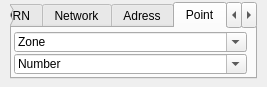
Qt form search/ui/search_plus_dialog_base.ui (Giswater/giswater_qgis_plugin) before a commit.
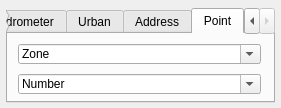
The same form after that commit. The open tabs and pages were chosen to show the change. Custom widgets are drawn as their Qt base class.

Commit message: Modify form of searh plus (adapting requirements URN search)

Patch:
```diff
--- a/search/ui/search_plus_dialog_base.ui
+++ b/search/ui/search_plus_dialog_base.ui
@@ -6,8 +6,8 @@
    <rect>
     <x>0</x>
     <y>0</y>
-    <width>267</width>
-    <height>87</height>
+    <width>281</width>
+    <height>108</height>
    </rect>
   </property>
   <property name="windowTitle">
@@ -16,10 +16,10 @@
   <widget class="QTabWidget" name="tab_main">
    <property name="geometry">
     <rect>
-     <x>10</x>
-     <y>2</y>
-     <width>247</width>
-     <height>77</height>
+     <x>6</x>
+     <y>8</y>
+     <width>269</width>
+     <height>95</height>
     </rect>
    </property>
    <property name="currentIndex">
@@ -47,12 +47,7 @@
       </property>
      </item>
     </widget>
-   </widget>
-   <widget class="QWidget" name="tab_5">
-    <attribute name="title">
-     <string>Network</string>
-    </attribute>
-    <widget class="SearchableComboBox" name="ppoint_field_zone_2">
+    <widget class="SearchableComboBox" name="ppoint_field_zone_5">
      <property name="geometry">
       <rect>
        <x>2</x>
@@ -89,9 +84,9 @@
      </item>
     </widget>
    </widget>
-   <widget class="QWidget" name="tab_3">
+   <widget class="QWidget" name="tab_4">
     <attribute name="title">
-     <string>Adress</string>
+     <string>Hydrometer</string>
     </attribute>
     <widget class="SearchableComboBox" name="adress_street">
      <property name="geometry">
@@ -125,48 +120,7 @@
      </property>
      <item>
       <property name="text">
-       <string>Number</string>
-      </property>
-     </item>
-    </widget>
-   </widget>
-   <widget class="QWidget" name="tab">
-    <attribute name="title">
-     <string>Point</string>
-    </attribute>
-    <widget class="SearchableComboBox" name="ppoint_field_zone">
-     <property name="geometry">
-      <rect>
-       <x>2</x>
-       <y>4</y>
-       <width>233</width>
-       <height>20</height>
-      </rect>
-     </property>
-     <property name="editable">
-      <bool>true</bool>
-     </property>
-     <item>
-      <property name="text">
-       <string>Zone</string>
-      </property>
-     </item>
-    </widget>
-    <widget class="SearchableComboBox" name="ppoint_number">
-     <property name="geometry">
-      <rect>
-       <x>2</x>
-       <y>26</y>
-       <width>233</width>
-       <height>20</height>
-      </rect>
-     </property>
-     <property name="editable">
-      <bool>true</bool>
-     </property>
-     <item>
-      <property name="text">
-       <string>Number</string>
+       <string>Connec</string>
       </property>
      </item>
     </widget>
@@ -230,9 +184,9 @@
      </item>
     </widget>
    </widget>
-   <widget class="QWidget" name="tab_4">
+   <widget class="QWidget" name="tab_3">
     <attribute name="title">
-     <string>Connec</string>
+     <string>Address</string>
     </attribute>
     <widget class="SearchableComboBox" name="hydrometer_code">
      <property name="geometry">
@@ -266,7 +220,48 @@
      </property>
      <item>
       <property name="text">
-       <string>Connec</string>
+       <string>Number</string>
+      </property>
+     </item>
+    </widget>
+   </widget>
+   <widget class="QWidget" name="tab">
+    <attribute name="title">
+     <string>Point</string>
+    </attribute>
+    <widget class="SearchableComboBox" name="ppoint_field_zone">
+     <property name="geometry">
+      <rect>
+       <x>10</x>
+       <y>10</y>
+       <width>243</width>
+       <height>20</height>
+      </rect>
+     </property>
+     <property name="editable">
+      <bool>true</bool>
+     </property>
+     <item>
+      <property name="text">
+       <string>Zone</string>
+      </property>
+     </item>
+    </widget>
+    <widget class="SearchableComboBox" name="ppoint_number">
+     <property name="geometry">
+      <rect>
+       <x>10</x>
+       <y>40</y>
+       <width>243</width>
+       <height>20</height>
+      </rect>
+     </property>
+     <property name="editable">
+      <bool>true</bool>
+     </property>
+     <item>
+      <property name="text">
+       <string>Number</string>
       </property>
      </item>
     </widget>
```
Left out of the diff: 86 changed lines with no effect on the pictures.
